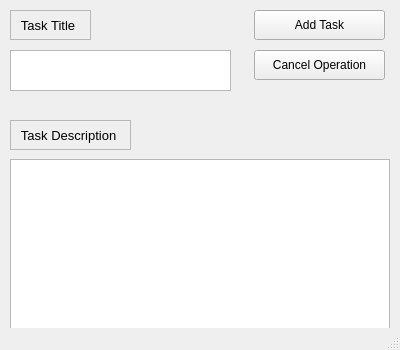
Before: the Qt Designer form AddWindow.ui in BrunoL3O/Checklist, drawn with Qt 5.
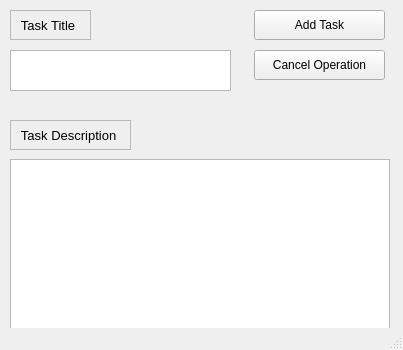
After: the same form once the commit is applied.

What changed in the file:
```diff
--- a/AddWindow.ui
+++ b/AddWindow.ui
@@ -6,7 +6,7 @@
    <rect>
     <x>0</x>
     <y>0</y>
-    <width>400</width>
+    <width>403</width>
     <height>350</height>
    </rect>
   </property>
```
Left out of the diff: 50 changed lines with no effect on the pictures.
